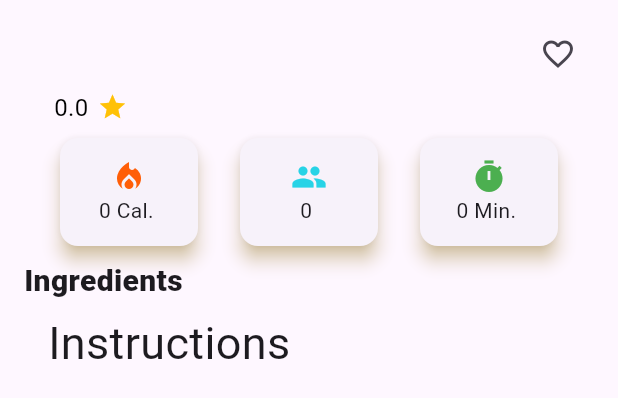
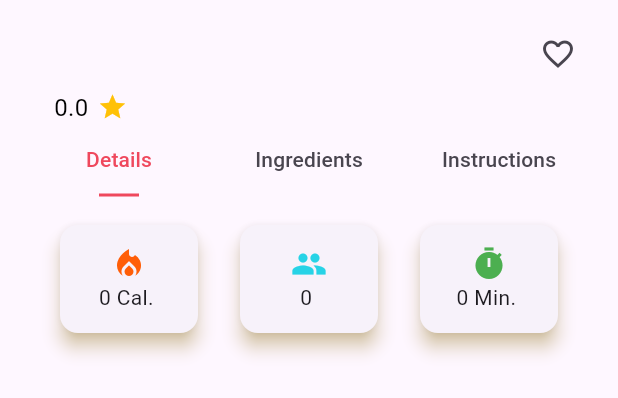
Before and after one commit to khaledahmed88850/Mealin, a Flutter app: the RecipeDetails widget shown alone on an empty page, opened directly with empty values, on a phone screen of 412 x 824 dp. Shown: the top 398 px of the screen. Run offline on Flutter 3.47's test engine with Material 3 defaults, Android fonts, the light colour scheme and no system bars; our stand-ins replace bloc, cached_network_image, dartz, dio, equatable, flutter_animate and 4 more; network calls fail.

Commit message:
update details view

```diff
--- a/lib/features/recipe_details/presentation/view/widgets/recipe_details.dart
+++ b/lib/features/recipe_details/presentation/view/widgets/recipe_details.dart
@@ -6,6 +6,7 @@ import 'package:mealin/features/recipe_details/presentation/view/widgets/calorie
 import 'package:mealin/features/recipe_details/presentation/view/widgets/ingredients_builder.dart';
 import 'package:mealin/features/recipe_details/presentation/view/widgets/instruction_builder.dart';
 import 'package:mealin/features/recipe_details/presentation/view/widgets/recipe_details_app_bar.dart';
+import 'package:mealin/features/recipe_details/presentation/view/widgets/selection_details.dart';
 
 class RecipeDetails extends StatelessWidget {
   const RecipeDetails({super.key, required this.recipe});
@@ -29,32 +30,33 @@ class RecipeDetails extends StatelessWidget {
                 iconColor: Colors.amber,
               ),
             ),
-            CaloriesServingTimeBuilder(
-              caloriesValue: recipe.caloriesPerServing!,
-              servingValue: recipe.servings!,
-              timeValue: recipe.cookTimeMinutes!,
-            ),
-            const Text(
-              'Ingredients',
-              style: Styles.textStyle20,
-            ),
-            IngredientsBuilder(
-              recipeModel: recipe,
-            ),
-            const Padding(
-              padding: EdgeInsets.only(left: 16, top: 5),
-              child: Text(
-                'Instructions',
-                style: Styles.textStyle30,
-              ),
-            ),
-            Padding(
-              padding: const EdgeInsets.only(left: 16),
-              child: InstructionsBuilder(recipeModel: recipe,),
-            ),
-            const SizedBox(
-              height: 10,
-            )
+            SelectionDetails(recipe: recipe,)
+            // CaloriesServingTimeBuilder(
+            //   caloriesValue: recipe.caloriesPerServing!,
+            //   servingValue: recipe.servings!,
+            //   timeValue: recipe.cookTimeMinutes!,
+            // ),
+            // const Text(
+            //   'Ingredients',
+            //   style: Styles.textStyle20,
+            // ),
+            // IngredientsBuilder(
+            //   recipeModel: recipe,
+            // ),
+            // const Padding(
+            //   padding: EdgeInsets.only(left: 16, top: 5),
+            //   child: Text(
+            //     'Instructions',
+            //     style: Styles.textStyle30,
+            //   ),
+            // ),
+            // Padding(
+            //   padding: const EdgeInsets.only(left: 16),
+            //   child: InstructionsBuilder(recipeModel: recipe,),
+            // ),
+            // const SizedBox(
+            //   height: 10,
+            // )
           ],
         ),
       ),
--- a/lib/features/recipe_details/presentation/view/widgets/recipe_details_view_body.dart
+++ b/lib/features/recipe_details/presentation/view/widgets/recipe_details_view_body.dart
@@ -13,10 +13,10 @@ class RecipeDetailsViewBody extends StatelessWidget {
       children: [
         Stack(children: [
           SizedBox(
-            height: MediaQuery.of(context).size.height * 0.45,
+            height: MediaQuery.of(context).size.height * 0.42,
             child: CustomRecipeImage(
               imageUrl: recipe.image!,
-              aspectRatio: 1.3,
+              aspectRatio: 1.2,
             ),
           ),
           const Positioned(
--- /dev/null
+++ b/lib/features/recipe_details/presentation/view/widgets/selection_details.dart
@@ -0,0 +1,85 @@
+import 'package:flutter/material.dart';
+import 'package:mealin/constants.dart';
+import 'package:mealin/features/home/data/manager/models/recipe_model.dart';
+import 'package:mealin/features/recipe_details/presentation/view/widgets/caloriesservingtimebuilder.dart';
+import 'package:mealin/features/recipe_details/presentation/view/widgets/ingredients_builder.dart';
+import 'package:mealin/features/recipe_details/presentation/view/widgets/instruction_builder.dart';
+
+class SelectionDetails extends StatefulWidget {
+  const SelectionDetails({super.key, required this.recipe});
+  final RecipeModel recipe;
+
+  @override
+  State<SelectionDetails> createState() => _SelectionDetailsState();
+}
+
+class _SelectionDetailsState extends State<SelectionDetails>
+    with SingleTickerProviderStateMixin {
+  late TabController _tabController;
+  @override
+  void initState() {
+    super.initState();
+    _tabController = TabController(length: 3, vsync: this);
+  }
+
+  @override
+  void dispose() {
+    _tabController.dispose();
+    super.dispose();
+  }
+
+  @override
+  Widget build(BuildContext context) {
+    return SizedBox(
+      height: MediaQuery.of(context).size.height *0.45,
+      child: Column(
+        children: [
+          TabBar(
+              controller: _tabController,
+              dividerHeight: 0,
+              indicatorColor: kPrimaryColor,
+              labelColor: kPrimaryColor,
+              indicatorPadding: const EdgeInsets.symmetric(horizontal: 50),
+              indicatorSize: TabBarIndicatorSize.tab,
+              splashBorderRadius: BorderRadius.circular(12),
+              tabs: const [
+                Tab(
+                  text: 'Details',
+                ),
+                Tab(
+                  text: 'Ingredients',
+                ),
+                Tab(
+                  text: 'Instructions',
+                ),
+              ]),
+              SizedBox(height: 10,),
+          Expanded(
+            child: TabBarView(controller: _tabController, children: [
+              Align(
+                alignment: Alignment.topCenter,
+                child: CaloriesServingTimeBuilder(
+                  caloriesValue: widget.recipe.caloriesPerServing!,
+                  servingValue: widget.recipe.servings!,
+                  timeValue: widget.recipe.cookTimeMinutes!,
+                ),
+              ),
+              Align(
+                alignment: Alignment.topCenter,
+                child: IngredientsBuilder(
+                  recipeModel: widget.recipe,
+                ),
+              ),
+              Align(
+                alignment: Alignment.topCenter,
+                child: InstructionsBuilder(
+                  recipeModel: widget.recipe,
+                ),
+              ),
+            ]),
+          )
+        ],
+      ),
+    );
+  }
+}
```
